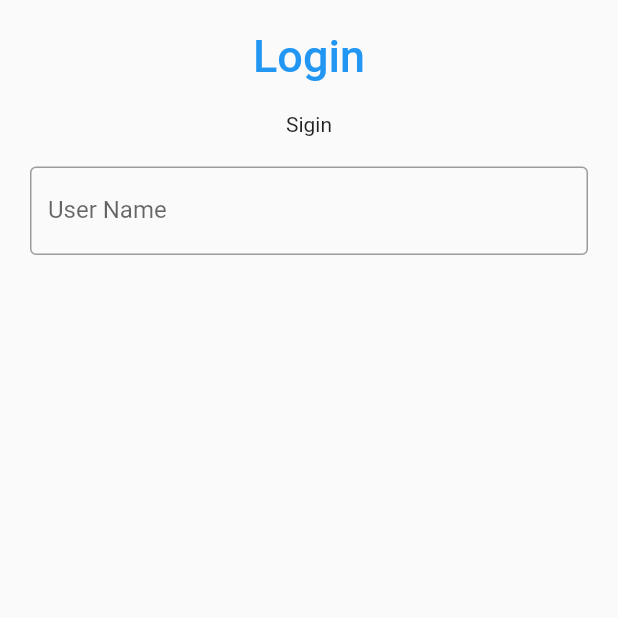
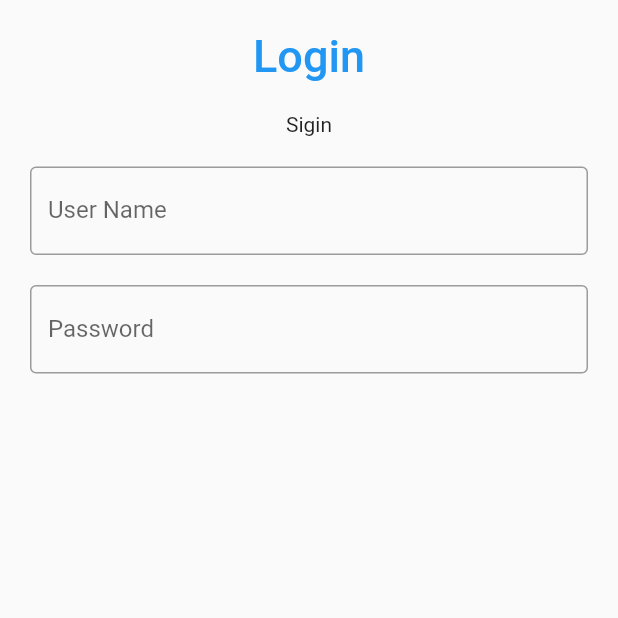
Before and after one commit to Dev-Pong-Sa-Vath/login_screen_1, a Flutter app: the screen it shows after launch, on a phone screen of 412 x 824 dp, the top half of it. Run offline on Flutter 3.47's test engine with Material 2 defaults, Android fonts, the phone set to English and light mode, and no system bars.

Commit message:
fix error

```diff
--- a/login_screen_1/lib/login.dart
+++ b/login_screen_1/lib/login.dart
@@ -38,6 +38,13 @@ class _LoginScreenState extends State<LoginScreen> {
                   border: OutlineInputBorder(), labelText: 'User Name'),
             ),
           ),
+          Container(padding: EdgeInsets.fromLTRB(10, 10, 10, 0),
+          child: TextField(
+            obscureText: true,
+            controller: passwordController,
+            decoration: InputDecoration(border: OutlineInputBorder(), labelText: 'Password'),
+          ),
+          ),
       ]),
     ));
   }
--- a/login_screen_1/pubspec.yaml
+++ b/login_screen_1/pubspec.yaml
@@ -58,8 +58,8 @@ flutter:
   uses-material-design: true
 
   # To add assets to your application, add an assets section, like this:
-  assets:
-    - assets/images
+  # assets:
+  #   - assets/images
   #   - images/a_dot_ham.jpeg
 
   # An image asset can refer to one or more resolution-specific "variants", see
```
